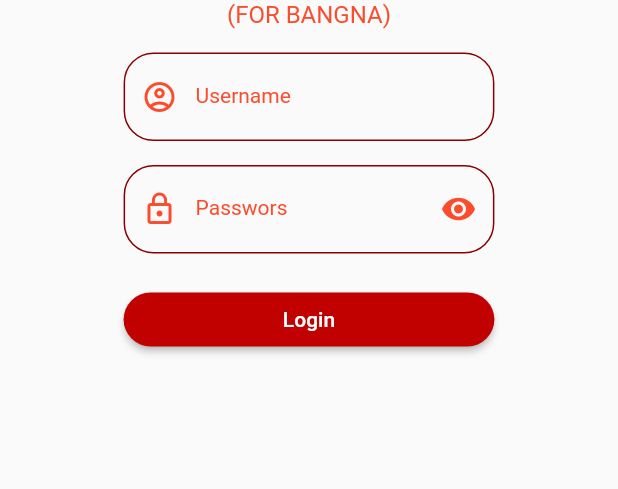
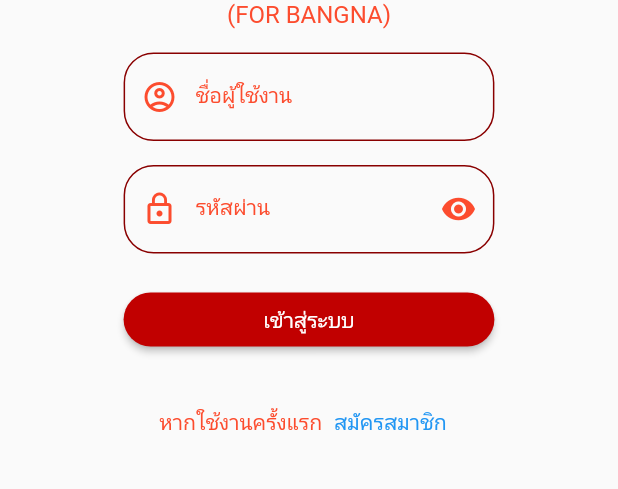
Before and after one commit to PupuNooler43/Project_police_alert, a Flutter app: the Login screen opened by its route, on a phone screen of 412 x 824 dp, the part 351-840 px from its top. Run offline on Flutter 3.47's test engine with Material 2 defaults, Android fonts, the phone set to English and light mode, and no system bars.

Commit message:
Update 10.14 PM

```diff
--- a/lib/main.dart
+++ b/lib/main.dart
@@ -2,6 +2,7 @@ import 'package:flutter/material.dart';
 import 'package:project_policealert/states/detail_hint.dart';
 import 'package:project_policealert/states/detail_user.dart';
 import 'package:project_policealert/states/get_otp.dart';
+import 'package:project_policealert/states/loadingscreen.dart';
 import 'package:project_policealert/states/login.dart';
 import 'package:project_policealert/states/maphint.dart';
 import 'package:project_policealert/states/register.dart';
@@ -16,12 +17,13 @@ final Map<String, WidgetBuilder> map = {
   '/maphint':(BuildContext context)=>Maphint(),
   '/detailuser':(BuildContext context)=>Detailuser(),
   '/detailhint':(BuildContext context)=>Detailhint(),
+  '/loadingscreen':(BuildContext context)=>Loading(),
 
 };
 
 String? initlalRoute;
 void main(){
-  initlalRoute = Mycon.routeLogin;
+  initlalRoute = Mycon.routeLoadingscreen;
   runApp(MyApp());
 }
 
--- a/lib/states/login.dart
+++ b/lib/states/login.dart
@@ -31,11 +31,28 @@ class _LoginState extends State<Login> {
               buildUser(size),
               buildPassword(size),
               buildLogin(size),
+              buildRegister(),
             ],
           ),
         ),
         ),
     );
+  }
+
+  Row buildRegister() {
+    return Row(
+              mainAxisAlignment: MainAxisAlignment.center,
+              children: [
+                ShowTitle(
+                  title: 'หากใช้งานครั้งแรก',
+                  textStyle: Mycon().h3Style(),
+                ),
+                TextButton(
+                  onPressed: ()=>Navigator.pushNamed(context, Mycon.routeRegister),
+                  child: Text('สมัครสมาชิก'),
+                ),
+              ],
+            );
   }
 
   Row buildLogin(double size) {
@@ -47,7 +64,7 @@ class _LoginState extends State<Login> {
                   child: ElevatedButton(
                       style: Mycon().myButtonStyle(),
                     onPressed: () { },
-                    child: Text('Login'),
+                    child: Text('เข้าสู่ระบบ'),
                   ),
                 ),
               ],
@@ -63,7 +80,7 @@ class _LoginState extends State<Login> {
                 child: TextFormField(
                   decoration: InputDecoration(
                     labelStyle: Mycon().h3Style(),
-                    labelText: 'Username',
+                    labelText: 'ชื่อผู้ใช้งาน',
                     prefixIcon: Icon(
                     Icons.account_circle_outlined,
                     color: Mycon.dark,
@@ -106,7 +123,7 @@ class _LoginState extends State<Login> {
                       ),
                     ),
                     labelStyle: Mycon().h3Style(),
-                    labelText: 'Passwors',
+                    labelText: 'รหัสผ่าน',
                     prefixIcon: Icon(
                     Icons.lock_outline,
                     color: Mycon.dark,
--- a/lib/states/register.dart
+++ b/lib/states/register.dart
@@ -11,7 +11,7 @@ class _RegisterState extends State<Register> {
   @override
   Widget build(BuildContext context) {
     return Scaffold(
-
+      appBar: AppBar(title: Text('สมัครสมาชิก'),),
     );
   }
 }
--- a/lib/utility/myconstant.dart
+++ b/lib/utility/myconstant.dart
@@ -13,15 +13,17 @@ class Mycon {
   static String routeVerifyOTP ='/verifyotp';
   static String routeLogin ='/login';
   static String routeRegister ='/register';
-  static String routeMapHint ='maphint';
-  static String routeDetailUser ='detailuser';
-  static String routeDetailHint ='detailhint';
+  static String routeMapHint ='/maphint';
+  static String routeDetailUser ='/detailuser';
+  static String routeDetailHint ='/detailhint';
+  static String routeLoadingscreen = '/loadingscreen';
 
   //image
 
   static String image1 = 'images/image1.png';
   static String image2 = 'images/image3s512px.png';
   static String image3 = 'images/image4s128px.png';
+  static String logoimage = 'images/logo2.png';
 
   //color
 
```
Also changed, not shown: lib/states/loadingscreen.dart (added, +27 -0 lines), images/logo2.png (added).
